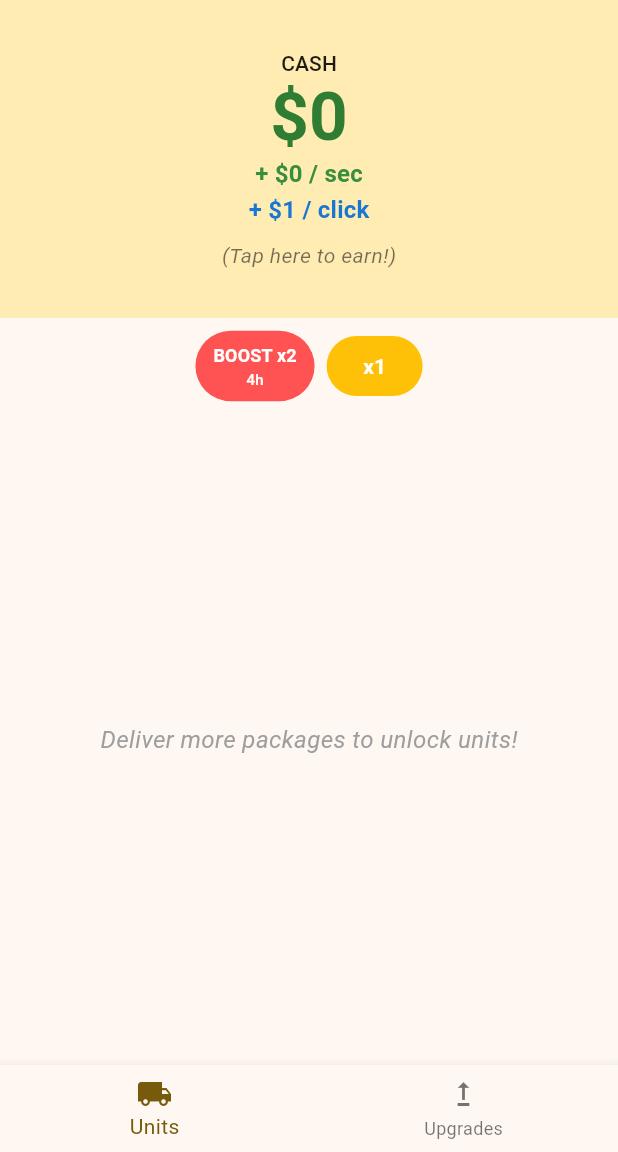
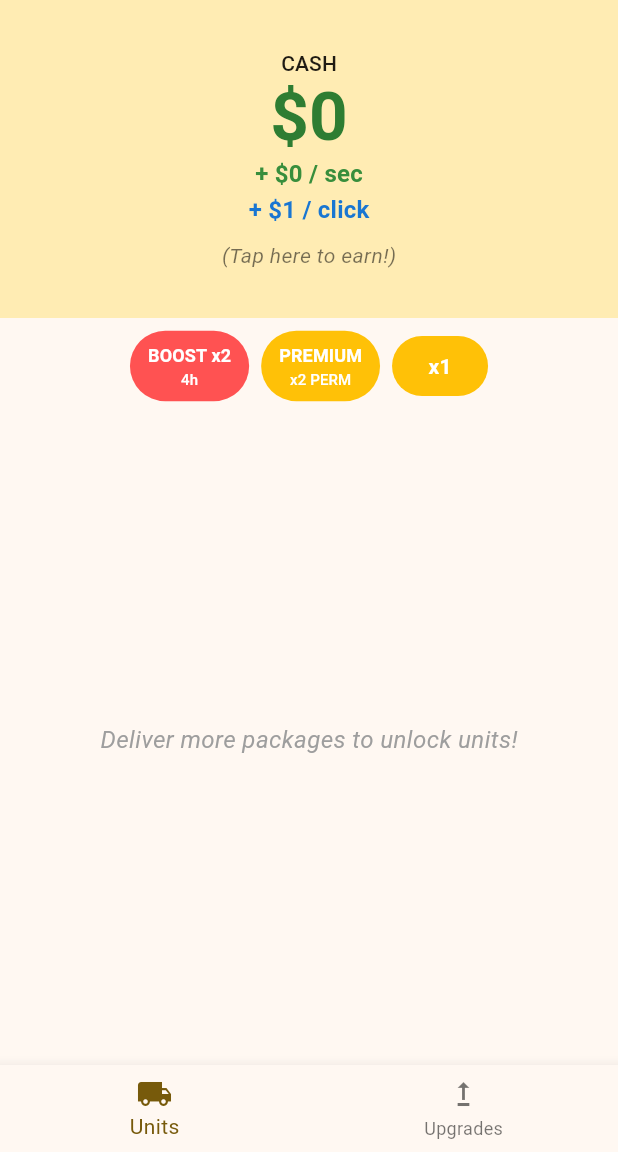
Before and after one commit to coins5/supercrazydeliveryinc, a Flutter app: the screen it shows after launch, on a phone screen of 412 x 824 dp, the part 84-1236 px from its top. Run offline on Flutter 3.47's test engine with Material 3 defaults, Android fonts, the phone set to English and light mode, and no system bars.

Commit message:
Se agrega premium

```diff
--- a/lib/models/game_state.dart
+++ b/lib/models/game_state.dart
@@ -62,6 +62,15 @@ class GameState extends ChangeNotifier {
 
   double _clickMultiplier = 1.0;
 
+  // Premium
+  bool _isPremium = false;
+  bool get isPremium => _isPremium;
+
+  void activatePremium() {
+    _isPremium = true;
+    notifyListeners();
+  }
+
   // Boost
   DateTime? _boostEndTime;
   bool get isBoostActive =>
@@ -118,6 +127,9 @@ class GameState extends ChangeNotifier {
     if (isBoostActive) {
       income *= 2;
     }
+    if (isPremium) {
+      income *= 2;
+    }
     return income;
   }
 
@@ -140,6 +152,9 @@ class GameState extends ChangeNotifier {
   double get clickValue {
     double value = 1.0 * _clickMultiplier;
     if (isBoostActive) {
+      value *= 2;
+    }
+    if (isPremium) {
       value *= 2;
     }
     return value;
--- a/lib/screens/home_screen.dart
+++ b/lib/screens/home_screen.dart
@@ -229,6 +229,40 @@ class _HomeScreenState extends State<HomeScreen> {
                     Padding(
                       padding: const EdgeInsets.symmetric(horizontal: 4.0),
                       child: TextButton(
+                        onPressed: gameState.isPremium
+                            ? null
+                            : gameState.activatePremium,
+                        style: TextButton.styleFrom(
+                          backgroundColor: gameState.isPremium
+                              ? Colors.amber.withValues(alpha: 0.5)
+                              : Colors.amber,
+                          foregroundColor: Colors.white,
+                          padding: const EdgeInsets.symmetric(
+                            horizontal: 12,
+                            vertical: 8,
+                          ),
+                        ),
+                        child: Column(
+                          mainAxisSize: MainAxisSize.min,
+                          children: [
+                            Text(
+                              gameState.isPremium ? "PREMIUM" : "PREMIUM",
+                              style: const TextStyle(
+                                fontWeight: FontWeight.bold,
+                                fontSize: 12,
+                              ),
+                            ),
+                            Text(
+                              gameState.isPremium ? "ACTIVE" : "x2 PERM",
+                              style: const TextStyle(fontSize: 10),
+                            ),
+                          ],
+                        ),
+                      ),
+                    ),
+                    Padding(
+                      padding: const EdgeInsets.symmetric(horizontal: 4.0),
+                      child: TextButton(
                         onPressed: gameState.toggleBuyMultiplier,
                         style: TextButton.styleFrom(
                           backgroundColor: Colors.amber,
```
